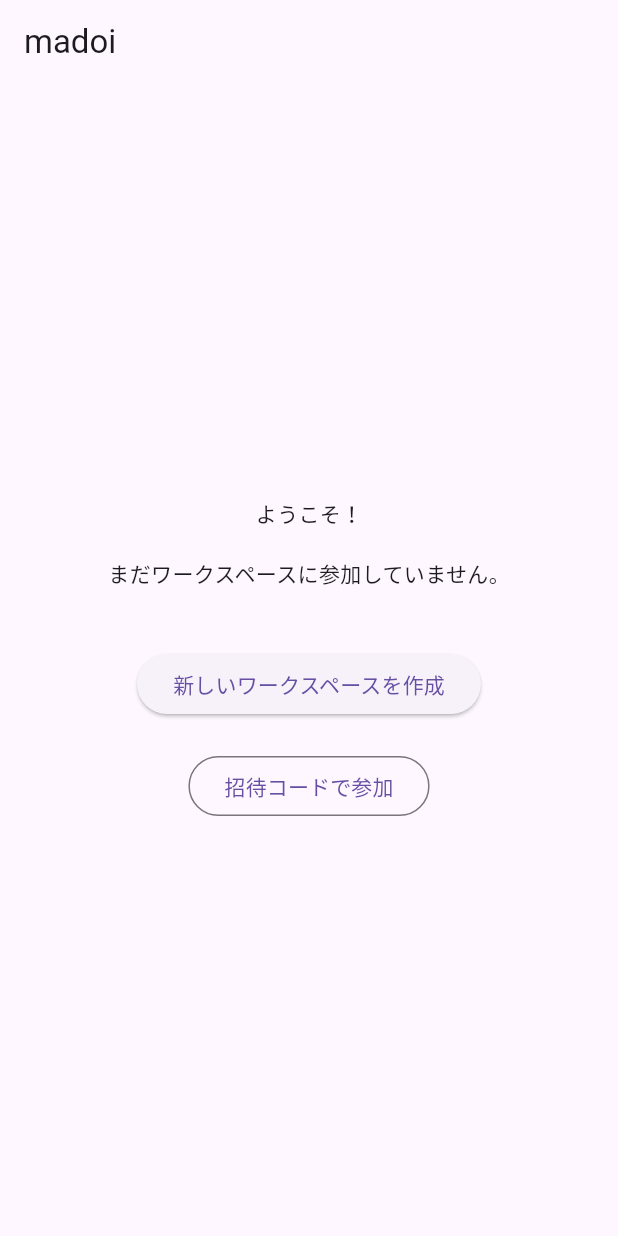
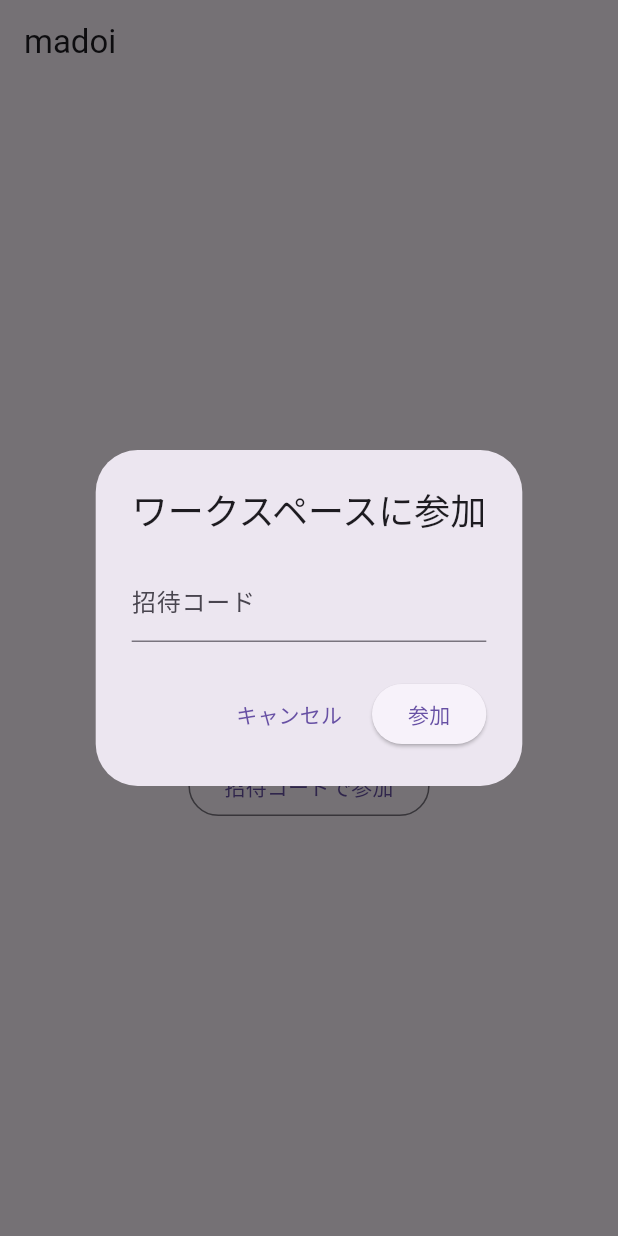
Before and after one commit to daichi0812/madoi, a Flutter app: the screen it shows once a user with an empty profile is signed in, after a tap on "招待コードで参加", on a phone screen of 412 x 824 dp. Run offline on Flutter 3.47's test engine with Material 3 defaults, Android fonts, the light colour scheme and no system bars; our stand-ins replace cloud_firestore, firebase_auth, firebase_core, flutter_riverpod, go_router, google_sign_in; accounts and stored records are empty.

Commit message:
15: 招待コード関連開始

```diff
--- a/lib/features/home/screens/main_screen.dart
+++ b/lib/features/home/screens/main_screen.dart
@@ -7,6 +7,8 @@ import 'package:go_router/go_router.dart';
 import 'package:madoi/features/auth/providers/auth_providers.dart';
 import 'package:madoi/features/todo/screens/todo_screen.dart';
 import 'package:madoi/features/vehicle/screens/vehicle_screen.dart';
+import 'package:madoi/features/settings/screens/settings_screen.dart';
+import 'package:madoi/features/workspace/providers/workspace_providers.dart';
 
 // MainScreenをStatefulWidgetにすることで、選択中のタブの状態を管理
 class MainScreen extends ConsumerStatefulWidget {
@@ -24,6 +26,7 @@ class _MainScreenState extends ConsumerState<MainScreen> {
   final List<Widget> _pages = [
     const VehicleScreen(), // 0番目のタブ
     const TodoScreen(), // 1番目のタブ
+    const SettingsScreen(),
     // 今後、書類管理やチャット画面などを追加していく
   ];
 
@@ -83,6 +86,7 @@ class _MainScreenState extends ConsumerState<MainScreen> {
                 icon: Icon(Icons.checklist),
                 label: 'ToDo',
               ),
+              BottomNavigationBarItem(icon: Icon(Icons.settings), label: '設定'),
             ],
           ),
         );
@@ -122,7 +126,11 @@ class NoWorkspaceScreen extends StatelessWidget {
             const SizedBox(height: 20),
             OutlinedButton(
               onPressed: () {
-                // TODO: 招待コード入力画面に遷移
+                // 招待コード入力ダイアログを表示
+                showDialog(
+                  context: context,
+                  builder: (context) => const JoinWorkspaceDialog(),
+                );
               },
               child: const Text('招待コードで参加'),
             ),
@@ -132,3 +140,44 @@ class NoWorkspaceScreen extends StatelessWidget {
     );
   }
 }
+
+// ★ ファイルの下部にダイアログのWidgetを追加
+class JoinWorkspaceDialog extends ConsumerStatefulWidget {
+  const JoinWorkspaceDialog({super.key});
+
+  @override
+  ConsumerState<JoinWorkspaceDialog> createState() =>
+      _JoinWorkspaceDialogState();
+}
+
+class _JoinWorkspaceDialogState extends ConsumerState<JoinWorkspaceDialog> {
+  final TextEditingController _codeController = TextEditingController();
+
+  void joinWorkspace() async {
+    final code = _codeController.text.trim();
+    if (code.isNotEmpty) {
+      await ref.read(workspaceControllerProvider.notifier).joinWorkspace(code);
+      if (mounted) {
+        Navigator.of(context).pop();
+      }
+    }
+  }
+
+  @override
+  Widget build(BuildContext context) {
+    return AlertDialog(
+      title: const Text('ワークスペースに参加'),
+      content: TextField(
+        controller: _codeController,
+        decoration: const InputDecoration(labelText: '招待コード'),
+      ),
+      actions: [
+        TextButton(
+          onPressed: () => Navigator.of(context).pop(),
+          child: const Text('キャンセル'),
+        ),
+        ElevatedButton(onPressed: joinWorkspace, child: const Text('参加')),
+      ],
+    );
+  }
+}
```
Also changed, not shown: lib/features/settings/screens/settings_screen.dart (added, +49 -0 lines), lib/features/workspace/providers/workspace_providers.dart (+23 -0 lines), lib/features/workspace/repositories/workspace_repository.dart (+34 -0 lines).
